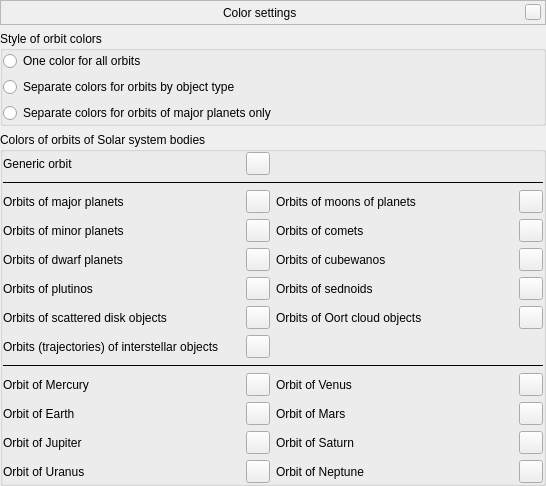
519984307/stellarium_src, file src/gui/orbitColorsDialog.ui: the form before one commit.
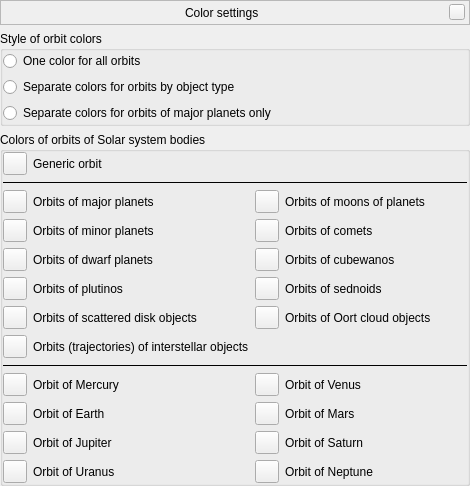
The form after the commit. Custom widgets are drawn as their Qt base class.

The edit to the form file:
```diff
--- a/src/gui/orbitColorsDialog.ui
+++ b/src/gui/orbitColorsDialog.ui
@@ -6,7 +6,7 @@
    <rect>
     <x>0</x>
     <y>0</y>
-    <width>546</width>
+    <width>470</width>
     <height>482</height>
    </rect>
   </property>
@@ -187,38 +187,21 @@
       <property name="bottomMargin">
        <number>0</number>
       </property>
-      <item row="9" column="2">
-       <widget class="QLabel" name="labelMPVenus">
+      <item row="2" column="1">
+       <widget class="QLabel" name="labelGroupsMajorPlanetsColor">
         <property name="text">
-         <string>Orbit of Venus</string>
+         <string>Orbits of major planets</string>
         </property>
        </widget>
       </item>
-      <item row="6" column="2">
+      <item row="6" column="3">
        <widget class="QLabel" name="labelGroupsOCOColor">
         <property name="text">
          <string>Orbits of Oort cloud objects</string>
         </property>
        </widget>
       </item>
-      <item row="5" column="1">
-       <widget class="QToolButton" name="colorGroupsPlutinosOrbits">
-        <property name="toolTip">
-         <string>Color of plutino orbits</string>
-        </property>
-       </widget>
-      </item>
-      <item row="1" column="0" colspan="4">
-       <widget class="Line" name="line1">
-        <property name="frameShadow">
-         <enum>QFrame::Plain</enum>
-        </property>
-        <property name="orientation">
-         <enum>Qt::Horizontal</enum>
-        </property>
-       </widget>
-      </item>
-      <item row="3" column="0">
+      <item row="3" column="1">
        <widget class="QLabel" name="labelGroupsMinorPlanetsColor">
         <property name="toolTip">
          <string/>
@@ -228,122 +211,14 @@
         </property>
        </widget>
       </item>
-      <item row="6" column="3">
-       <widget class="QToolButton" name="colorGroupsOCOOrbits">
-        <property name="toolTip">
-         <string>Color of Oort cloud object orbits</string>
-        </property>
-       </widget>
-      </item>
-      <item row="6" column="0">
-       <widget class="QLabel" name="labelGroupsSDOColor">
-        <property name="text">
-         <string>Orbits of scattered disk objects</string>
-        </property>
-       </widget>
-      </item>
-      <item row="5" column="3">
-       <widget class="QToolButton" name="colorGroupsSednoidsOrbits">
-        <property name="toolTip">
-         <string>Color of sednoid orbits</string>
-        </property>
-        <property name="text">
-         <string/>
-        </property>
-       </widget>
-      </item>
-      <item row="5" column="2">
-       <widget class="QLabel" name="labelGroupsSednoidsColor">
-        <property name="text">
-         <string>Orbits of sednoids</string>
-        </property>
-       </widget>
-      </item>
-      <item row="12" column="3">
-       <widget class="QToolButton" name="colorMPNeptuneOrbit">
-        <property name="toolTip">
-         <string>Color of Neptune orbit</string>
-        </property>
-       </widget>
-      </item>
       <item row="2" column="3">
-       <widget class="QToolButton" name="colorGroupsMoonsOrbits">
-        <property name="toolTip">
-         <string>Color of planet moon orbits</string>
-        </property>
-       </widget>
-      </item>
-      <item row="10" column="2">
-       <widget class="QLabel" name="labelMPMars">
-        <property name="text">
-         <string>Orbit of Mars</string>
-        </property>
-       </widget>
-      </item>
-      <item row="12" column="0">
-       <widget class="QLabel" name="labelMPUranus">
-        <property name="text">
-         <string>Orbit of Uranus</string>
-        </property>
-       </widget>
-      </item>
-      <item row="9" column="0">
-       <widget class="QLabel" name="labelMPMercury">
-        <property name="text">
-         <string>Orbit of Mercury</string>
-        </property>
-       </widget>
-      </item>
-      <item row="0" column="1">
-       <widget class="QToolButton" name="colorGenericOrbits">
-        <property name="toolTip">
-         <string>Color of generic orbit</string>
-        </property>
-       </widget>
-      </item>
-      <item row="2" column="1">
-       <widget class="QToolButton" name="colorGroupsMajorPlanetsOrbits">
-        <property name="toolTip">
-         <string>Color of major planet orbits</string>
-        </property>
-       </widget>
-      </item>
-      <item row="3" column="3">
-       <widget class="QToolButton" name="colorGroupsCometsOrbits">
-        <property name="toolTip">
-         <string>Color of comet orbits</string>
-        </property>
-       </widget>
-      </item>
-      <item row="2" column="0">
-       <widget class="QLabel" name="labelGroupsMajorPlanetsColor">
-        <property name="text">
-         <string>Orbits of major planets</string>
-        </property>
-       </widget>
-      </item>
-      <item row="11" column="3">
-       <widget class="QToolButton" name="colorMPSaturnOrbit">
-        <property name="toolTip">
-         <string>Color of Saturn orbit</string>
-        </property>
-       </widget>
-      </item>
-      <item row="9" column="3">
-       <widget class="QToolButton" name="colorMPVenusOrbit">
-        <property name="toolTip">
-         <string>Color of Venus orbit</string>
-        </property>
-       </widget>
-      </item>
-      <item row="2" column="2">
        <widget class="QLabel" name="labelGroupsMoonsColor">
         <property name="text">
          <string>Orbits of moons of planets</string>
         </property>
        </widget>
       </item>
-      <item row="12" column="2">
+      <item row="12" column="3">
        <widget class="QLabel" name="labelMPNeptune">
         <property name="toolTip">
          <string/>
@@ -353,101 +228,52 @@
         </property>
        </widget>
       </item>
-      <item row="4" column="3">
-       <widget class="QToolButton" name="colorGroupsCubewanosOrbits">
-        <property name="toolTip">
-         <string>Color of cubewano orbits</string>
-        </property>
-       </widget>
-      </item>
-      <item row="11" column="0">
+      <item row="11" column="1">
        <widget class="QLabel" name="labelMPJupiter">
         <property name="text">
          <string>Orbit of Jupiter</string>
         </property>
        </widget>
       </item>
-      <item row="12" column="1">
-       <widget class="QToolButton" name="colorMPUranusOrbit">
-        <property name="toolTip">
-         <string>Color of Uranus orbit</string>
-        </property>
-       </widget>
-      </item>
       <item row="10" column="1">
-       <widget class="QToolButton" name="colorMPEarthOrbit">
-        <property name="toolTip">
-         <string>Color of Earth orbit</string>
-        </property>
-       </widget>
-      </item>
-      <item row="10" column="0">
        <widget class="QLabel" name="labelMPEarth">
         <property name="text">
          <string>Orbit of Earth</string>
         </property>
        </widget>
       </item>
-      <item row="3" column="1">
-       <widget class="QToolButton" name="colorGroupsMinorPlanetsOrbits">
-        <property name="toolTip">
-         <string>Color of minor planet orbits</string>
-        </property>
-       </widget>
-      </item>
-      <item row="11" column="2">
-       <widget class="QLabel" name="labelMPSaturn">
-        <property name="toolTip">
-         <string/>
-        </property>
-        <property name="text">
-         <string>Orbit of Saturn</string>
-        </property>
-       </widget>
-      </item>
-      <item row="4" column="0">
+      <item row="4" column="1">
        <widget class="QLabel" name="labelGroupsDwarfPlanetsColor">
         <property name="text">
          <string>Orbits of dwarf planets</string>
         </property>
        </widget>
       </item>
-      <item row="4" column="1">
-       <widget class="QToolButton" name="colorGroupsDwarfPlanetsOrbits">
+      <item row="11" column="3">
+       <widget class="QLabel" name="labelMPSaturn">
         <property name="toolTip">
-         <string>Color of dwarf planet orbits</string>
+         <string/>
+        </property>
+        <property name="text">
+         <string>Orbit of Saturn</string>
         </property>
        </widget>
       </item>
-      <item row="3" column="2">
+      <item row="3" column="3">
        <widget class="QLabel" name="labelGroupsCometsColor">
         <property name="text">
          <string>Orbits of comets</string>
         </property>
        </widget>
       </item>
-      <item row="9" column="1">
-       <widget class="QToolButton" name="colorMPMercuryOrbit">
-        <property name="toolTip">
-         <string>Color of Mercury orbit</string>
-        </property>
-       </widget>
-      </item>
-      <item row="11" column="1">
-       <widget class="QToolButton" name="colorMPJupiterOrbit">
-        <property name="toolTip">
-         <string>Color of Jupiter orbit</string>
-        </property>
-       </widget>
-      </item>
-      <item row="5" column="0">
+      <item row="5" column="1">
        <widget class="QLabel" name="labelGroupsPlutinosColor">
         <property name="text">
          <string>Orbits of plutinos</string>
         </property>
        </widget>
       </item>
-      <item row="0" column="0">
+      <item row="0" column="1">
        <widget class="QLabel" name="labelGenericOrbitColor">
         <property name="toolTip">
          <string/>
@@ -457,48 +283,222 @@
         </property>
        </widget>
       </item>
-      <item row="8" column="0" colspan="4">
-       <widget class="Line" name="line2">
-        <property name="frameShadow">
-         <enum>QFrame::Plain</enum>
-        </property>
-        <property name="orientation">
-         <enum>Qt::Horizontal</enum>
+      <item row="7" column="1">
+       <widget class="QLabel" name="labelGroupsInterstellarColor">
+        <property name="text">
+         <string>Orbits (trajectories) of interstellar objects</string>
         </property>
        </widget>
       </item>
-      <item row="4" column="2">
+      <item row="4" column="3">
        <widget class="QLabel" name="labelGroupsCubewanosColor">
         <property name="text">
          <string>Orbits of cubewanos</string>
         </property>
        </widget>
       </item>
+      <item row="9" column="3">
+       <widget class="QLabel" name="labelMPVenus">
+        <property name="text">
+         <string>Orbit of Venus</string>
+        </property>
+       </widget>
+      </item>
+      <item row="5" column="3">
+       <widget class="QLabel" name="labelGroupsSednoidsColor">
+        <property name="text">
+         <string>Orbits of sednoids</string>
+        </property>
+       </widget>
+      </item>
+      <item row="6" column="1">
+       <widget class="QLabel" name="labelGroupsSDOColor">
+        <property name="text">
+         <string>Orbits of scattered disk objects</string>
+        </property>
+       </widget>
+      </item>
+      <item row="12" column="1">
+       <widget class="QLabel" name="labelMPUranus">
+        <property name="text">
+         <string>Orbit of Uranus</string>
+        </property>
+       </widget>
+      </item>
       <item row="10" column="3">
-       <widget class="QToolButton" name="colorMPMarsOrbit">
+       <widget class="QLabel" name="labelMPMars">
+        <property name="text">
+         <string>Orbit of Mars</string>
+        </property>
+       </widget>
+      </item>
+      <item row="9" column="1">
+       <widget class="QLabel" name="labelMPMercury">
+        <property name="text">
+         <string>Orbit of Mercury</string>
+        </property>
+       </widget>
+      </item>
+      <item row="0" column="0">
+       <widget class="QToolButton" name="colorGenericOrbits">
         <property name="toolTip">
-         <string>Color of Mars orbit</string>
+         <string>Color of generic orbit</string>
+        </property>
+       </widget>
+      </item>
+      <item row="2" column="0">
+       <widget class="QToolButton" name="colorGroupsMajorPlanetsOrbits">
+        <property name="toolTip">
+         <string>Color of major planet orbits</string>
+        </property>
+       </widget>
+      </item>
+      <item row="3" column="0">
+       <widget class="QToolButton" name="colorGroupsMinorPlanetsOrbits">
+        <property name="toolTip">
+         <string>Color of minor planet orbits</string>
+        </property>
+       </widget>
+      </item>
+      <item row="4" column="0">
+       <widget class="QToolButton" name="colorGroupsDwarfPlanetsOrbits">
+        <property name="toolTip">
+         <string>Color of dwarf planet orbits</string>
+        </property>
+       </widget>
+      </item>
+      <item row="5" column="0">
+       <widget class="QToolButton" name="colorGroupsPlutinosOrbits">
+        <property name="toolTip">
+         <string>Color of plutino orbits</string>
+        </property>
+       </widget>
+      </item>
+      <item row="6" column="0">
+       <widget class="QToolButton" name="colorGroupsSDOOrbits">
+        <property name="toolTip">
+         <string>Color of scattered disk object orbits</string>
         </property>
        </widget>
       </item>
       <item row="7" column="0">
-       <widget class="QLabel" name="labelGroupsInterstellarColor">
-        <property name="text">
-         <string>Orbits (trajectories) of interstellar objects</string>
-        </property>
-       </widget>
-      </item>
-      <item row="7" column="1">
        <widget class="QToolButton" name="colorGroupsInterstellarOrbits">
         <property name="toolTip">
          <string>Color of interstellar objects' orbits</string>
         </property>
        </widget>
       </item>
-      <item row="6" column="1">
-       <widget class="QToolButton" name="colorGroupsSDOOrbits">
+      <item row="2" column="2">
+       <widget class="QToolButton" name="colorGroupsMoonsOrbits">
         <property name="toolTip">
-         <string>Color of scattered disk object orbits</string>
+         <string>Color of planet moon orbits</string>
+        </property>
+       </widget>
+      </item>
+      <item row="3" column="2">
+       <widget class="QToolButton" name="colorGroupsCometsOrbits">
+        <property name="toolTip">
+         <string>Color of comet orbits</string>
+        </property>
+       </widget>
+      </item>
+      <item row="4" column="2">
+       <widget class="QToolButton" name="colorGroupsCubewanosOrbits">
+        <property name="toolTip">
+         <string>Color of cubewano orbits</string>
+        </property>
+       </widget>
+      </item>
+      <item row="5" column="2">
+       <widget class="QToolButton" name="colorGroupsSednoidsOrbits">
+        <property name="toolTip">
+         <string>Color of sednoid orbits</string>
+        </property>
+        <property name="text">
+         <string/>
+        </property>
+       </widget>
+      </item>
+      <item row="6" column="2">
+       <widget class="QToolButton" name="colorGroupsOCOOrbits">
+        <property name="toolTip">
+         <string>Color of Oort cloud object orbits</string>
+        </property>
+       </widget>
+      </item>
+      <item row="9" column="0">
+       <widget class="QToolButton" name="colorMPMercuryOrbit">
+        <property name="toolTip">
+         <string>Color of Mercury orbit</string>
+        </property>
+       </widget>
+      </item>
+      <item row="10" column="0">
+       <widget class="QToolButton" name="colorMPEarthOrbit">
+        <property name="toolTip">
+         <string>Color of Earth orbit</string>
+        </property>
+       </widget>
+      </item>
+      <item row="11" column="0">
+       <widget class="QToolButton" name="colorMPJupiterOrbit">
+        <property name="toolTip">
+         <string>Color of Jupiter orbit</string>
+        </property>
+       </widget>
+      </item>
+      <item row="9" column="2">
+       <widget class="QToolButton" name="colorMPVenusOrbit">
+        <property name="toolTip">
+         <string>Color of Venus orbit</string>
+        </property>
+       </widget>
+      </item>
+      <item row="10" column="2">
+       <widget class="QToolButton" name="colorMPMarsOrbit">
+        <property name="toolTip">
+         <string>Color of Mars orbit</string>
+        </property>
+       </widget>
+      </item>
+      <item row="11" column="2">
+       <widget class="QToolButton" name="colorMPSaturnOrbit">
+        <property name="toolTip">
+         <string>Color of Saturn orbit</string>
+        </property>
+       </widget>
+      </item>
+      <item row="12" column="0">
+       <widget class="QToolButton" name="colorMPUranusOrbit">
+        <property name="toolTip">
+         <string>Color of Uranus orbit</string>
+        </property>
+       </widget>
+      </item>
+      <item row="12" column="2">
+       <widget class="QToolButton" name="colorMPNeptuneOrbit">
+        <property name="toolTip">
+         <string>Color of Neptune orbit</string>
+        </property>
+       </widget>
+      </item>
+      <item row="1" column="0" colspan="5">
+       <widget class="Line" name="line1">
+        <property name="frameShadow">
+         <enum>QFrame::Plain</enum>
+        </property>
+        <property name="orientation">
+         <enum>Qt::Horizontal</enum>
+        </property>
+       </widget>
+      </item>
+      <item row="8" column="0" colspan="5">
+       <widget class="Line" name="line2">
+        <property name="frameShadow">
+         <enum>QFrame::Plain</enum>
+        </property>
+        <property name="orientation">
+         <enum>Qt::Horizontal</enum>
         </property>
        </widget>
       </item>
```
